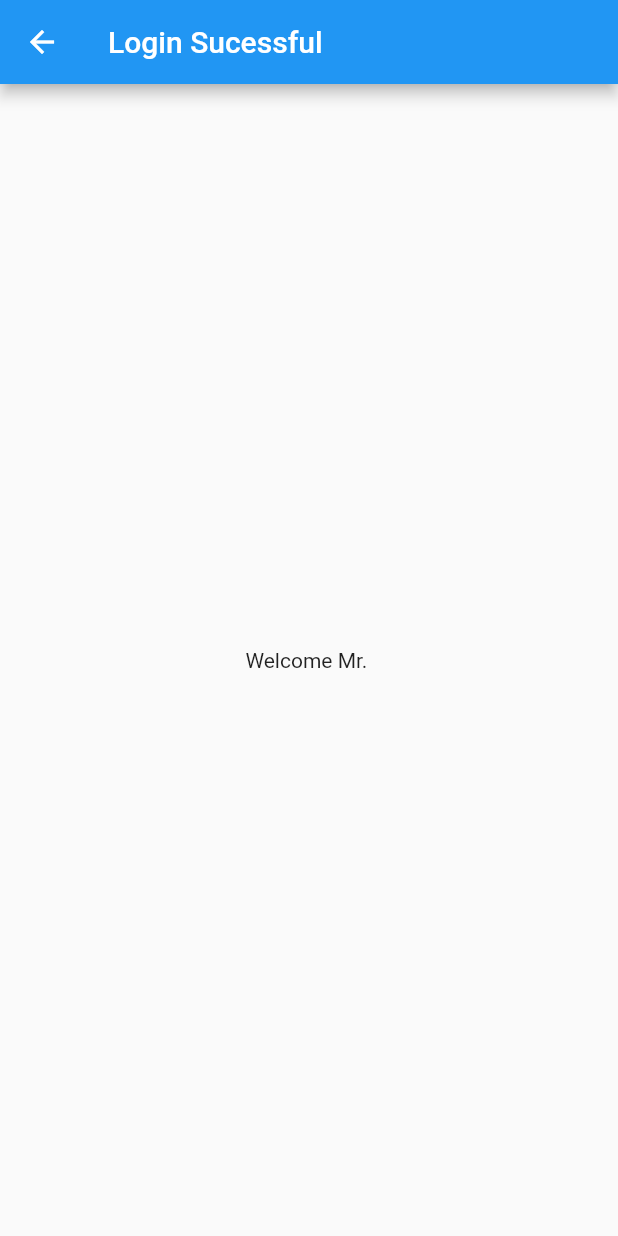
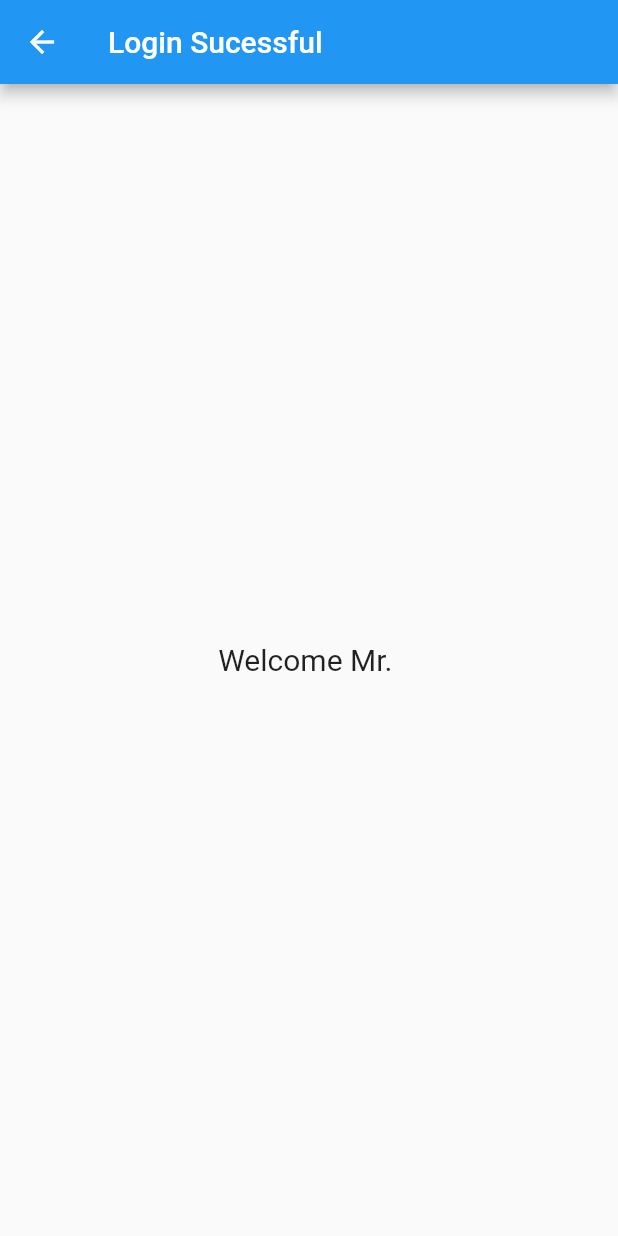
Before and after one commit to abdulwaheed-dev/Flutter-Practice, a Flutter app: the screen it shows after launch, after a tap on "Login", on a phone screen of 412 x 824 dp. Run offline on Flutter 3.47's test engine with Material 2 defaults, Android fonts, the phone set to English and light mode, and no system bars.

Commit message:
some changes

```diff
--- a/input_widgets/lib/main.dart
+++ b/input_widgets/lib/main.dart
@@ -68,11 +68,11 @@ class MyHomePage extends StatelessWidget {
           //maxLength: 20, //change the maximun input length
           decoration: InputDecoration(
             border:OutlineInputBorder(borderRadius: BorderRadius.all(Radius.circular(5))),
-            labelText: "Username"
+            labelText: "Password"
           ),
           ),
 
-          TextButton(
+          ElevatedButton(
             onPressed: ()
               {
                 //if(userController.text == "Waheed"){
@@ -97,7 +97,7 @@ class welcomeScreen extends StatelessWidget{
    return Scaffold(
     appBar: AppBar(title: const Text("Login Sucessful"),),
     body: Center(
-      child: Text("Welcome Mr. $username",),
+      child: Text("Welcome Mr. $username", style: TextStyle(fontSize: 20),),
     ),
    );
   }
```
